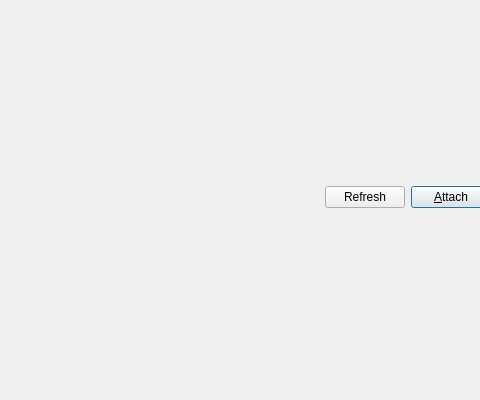
Above: src/gui/Src/Gui/AttachDialog.ui from x64dbg/x64dbg before the change; both pictures show x 217 to 697 and y 0 to 400 of the 800 by 400 pixel window. Below: the same form after it.
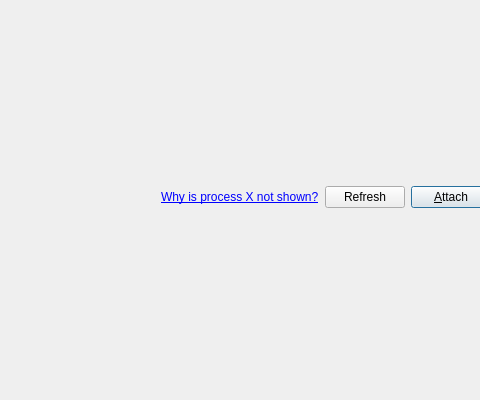
That is the form after the change. Icons and pictures are not drawn.

Commit message: GUI: FAQ in attach dialog + fix settings

Diff of the .ui file:
```diff
--- a/src/gui/Src/Gui/AttachDialog.ui
+++ b/src/gui/Src/Gui/AttachDialog.ui
@@ -71,6 +71,16 @@
          </property>
         </spacer>
        </item>
+       <item>
+        <widget class="QLabel" name="label">
+         <property name="text">
+          <string>&lt;a href=&quot;http://faq.x64dbg.com&quot;&gt;Why is process X not shown?&lt;/a&gt;</string>
+         </property>
+         <property name="openExternalLinks">
+          <bool>true</bool>
+         </property>
+        </widget>
+       </item>
        <item>
         <widget class="QPushButton" name="btnRefresh">
          <property name="sizePolicy">
```
The commit also changes 1 other file.
